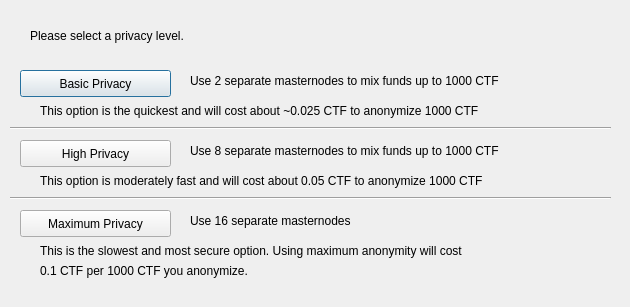
Qt form src/qt/forms/darksendconfig.ui (Bitcoin-Monster/BTCMonster) before a commit.
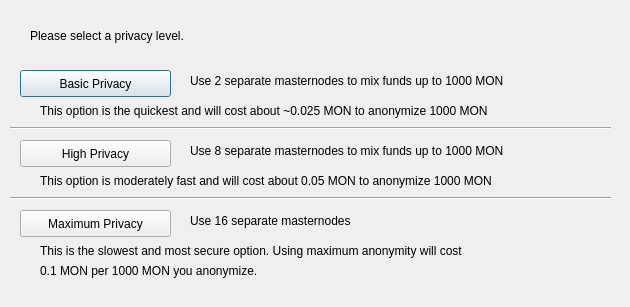
The same form after that commit.

Diff of the .ui file:
```diff
--- a/src/qt/forms/darksendconfig.ui
+++ b/src/qt/forms/darksendconfig.ui
@@ -75,7 +75,7 @@
     </rect>
    </property>
    <property name="text">
-    <string>Use 2 separate masternodes to mix funds up to 1000 CTF</string>
+    <string>Use 2 separate masternodes to mix funds up to 1000 MON</string>
    </property>
   </widget>
   <widget class="QLabel" name="label_3">
@@ -88,7 +88,7 @@
     </rect>
    </property>
    <property name="text">
-    <string>Use 8 separate masternodes to mix funds up to 1000 CTF</string>
+    <string>Use 8 separate masternodes to mix funds up to 1000 MON</string>
    </property>
   </widget>
   <widget class="QLabel" name="label_4">
@@ -114,7 +114,7 @@
     </rect>
    </property>
    <property name="text">
-    <string>This option is the quickest and will cost about ~0.025 CTF to anonymize 1000 CTF</string>
+    <string>This option is the quickest and will cost about ~0.025 MON to anonymize 1000 MON</string>
    </property>
   </widget>
   <widget class="QLabel" name="label_7">
@@ -127,7 +127,7 @@
     </rect>
    </property>
    <property name="text">
-    <string>This option is moderately fast and will cost about 0.05 CTF to anonymize 1000 CTF</string>
+    <string>This option is moderately fast and will cost about 0.05 MON to anonymize 1000 MON</string>
    </property>
   </widget>
   <widget class="QLabel" name="label_8">
@@ -153,7 +153,7 @@
     </rect>
    </property>
    <property name="text">
-    <string>0.1 CTF per 1000 CTF you anonymize.</string>
+    <string>0.1 MON per 1000 MON you anonymize.</string>
    </property>
   </widget>
   <widget class="Line" name="line">
```
